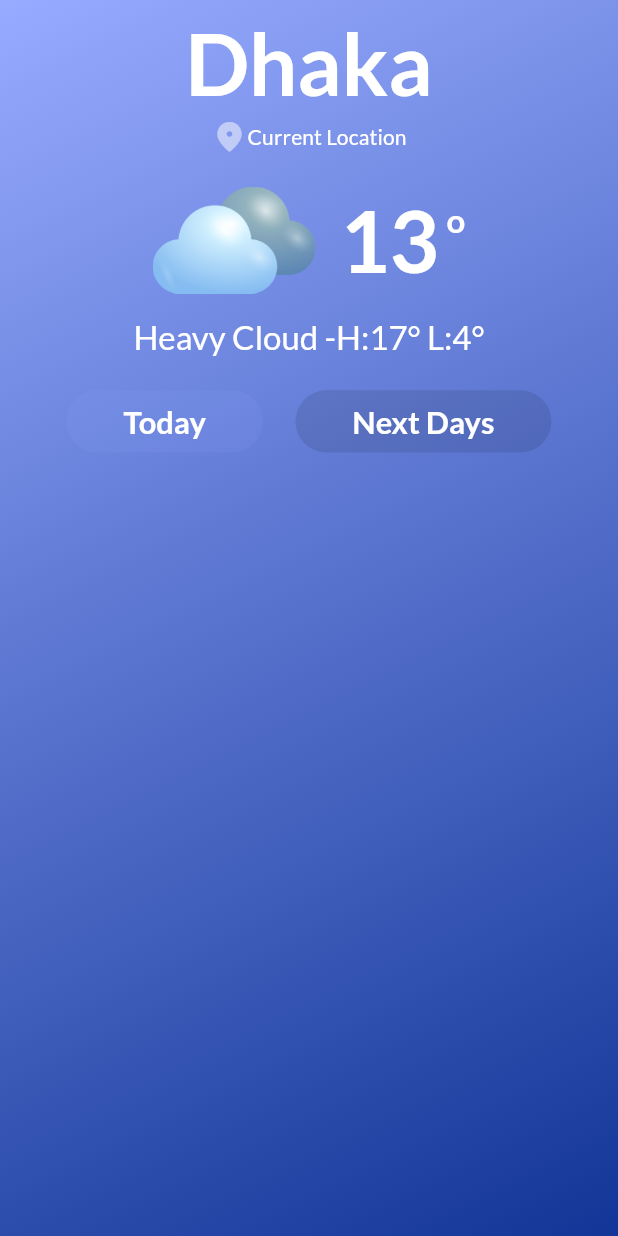
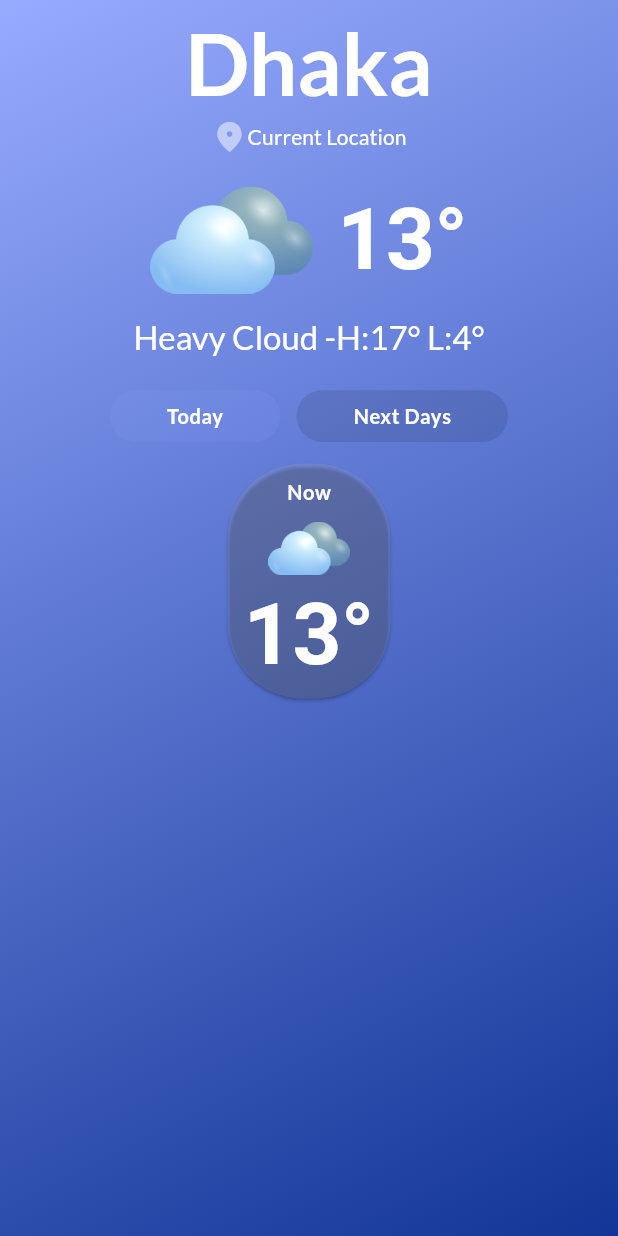
Before and after one commit to AAShayon/sf_weather, a Flutter app: the screen it shows after launch, on a phone screen of 412 x 824 dp. Run offline on Flutter 3.47's test engine with Material 3 defaults, Android fonts, the phone set to English and light mode, and no system bars; our stand-ins replace flutter_screenutil, google_fonts.

Commit message:
designed--fix temp degree symble and added card

```diff
--- a/lib/view/homepage/homepage.dart
+++ b/lib/view/homepage/homepage.dart
@@ -1,3 +1,4 @@
+import 'package:flutter/cupertino.dart';
 import 'package:flutter/material.dart';
 import 'package:flutter_screenutil/flutter_screenutil.dart';
 import 'package:google_fonts/google_fonts.dart';
@@ -6,6 +7,7 @@ import 'package:sf_weather/view/homepage/widgets/Location.dart';
 import 'package:sf_weather/view/homepage/widgets/button.dart';
 import 'package:sf_weather/view/homepage/widgets/days_information.dart';
 import 'package:sf_weather/view/homepage/widgets/temperature.dart';
+import 'package:sf_weather/view/homepage/widgets/temperature_with_o.dart';
 
 
 class Homepage extends StatefulWidget {
@@ -44,6 +46,32 @@ class _HomepageState extends State<Homepage> {
             MoreInformation(),
             SizedBox(height:20.h,),
             DaysButtonField(),
+            SizedBox(height:10.h ,),
+            SizedBox(
+              child: Card(
+                color: Colors.white.withOpacity(.1),
+                shape: RoundedRectangleBorder(borderRadius: BorderRadius.circular(50)),
+                child: Padding(
+                  padding: EdgeInsets.symmetric(vertical:10.h,horizontal: 10.w),
+                  child: Column(
+                    mainAxisAlignment: MainAxisAlignment.start,
+                    crossAxisAlignment: CrossAxisAlignment.center,
+                    children: [
+                      Text('Now',style: GoogleFonts.lato(
+                        textStyle: Theme.of(context).textTheme.bodySmall!.copyWith(color: Colors.white),
+                        fontWeight: FontWeight.w600,
+                        fontStyle: FontStyle.normal,
+                        fontSize: 13.sp,
+                      )),
+                      SizedBox(height: 2.5.h,),
+                      Image.asset('assets/heavycloud.png',width: 50.w,height:50.h,),
+                      TemperatureRead(temperature: '13',fontsize: 30,)
+                    ],
+                  ),
+                ),
+              ),
+            )
+
 
 
 
--- a/lib/view/homepage/widgets/button.dart
+++ b/lib/view/homepage/widgets/button.dart
@@ -24,10 +24,10 @@ class DayButton extends StatelessWidget {
           child: Padding(
             padding:EdgeInsets.symmetric(vertical:8.h,horizontal: 35.w),
             child: Text(text,style: GoogleFonts.lato(
-              textStyle: Theme.of(context).textTheme.displaySmall!.copyWith(color: Colors.white),
+              textStyle: Theme.of(context).textTheme.bodySmall!.copyWith(color: Colors.white),
               fontWeight: FontWeight.w600,
               fontStyle: FontStyle.normal,
-              fontSize: 20.sp,
+              fontSize: 13.sp,
             )),
           ),
         ),
--- a/lib/view/homepage/widgets/days_information.dart
+++ b/lib/view/homepage/widgets/days_information.dart
@@ -13,7 +13,7 @@ class DaysButtonField extends StatelessWidget {
       mainAxisAlignment: MainAxisAlignment.center,
       children: [
        DayButton(text: 'Today',color: AppColor.primaryColor, onTap: () {  },),
-        SizedBox(width: 20.w,),
+        SizedBox(width: 10.w,),
          DayButton(text: 'Next Days',color: Colors.black, onTap: () {  },),
       ],
     );
--- a/lib/view/homepage/widgets/temperature.dart
+++ b/lib/view/homepage/widgets/temperature.dart
@@ -1,6 +1,7 @@
 import 'package:flutter/material.dart';
 import 'package:flutter_screenutil/flutter_screenutil.dart';
 import 'package:google_fonts/google_fonts.dart';
+import 'package:sf_weather/view/homepage/widgets/temperature_with_o.dart';
 
 class TemperatureShowField extends StatelessWidget {
   const TemperatureShowField({
@@ -15,29 +16,14 @@ class TemperatureShowField extends StatelessWidget {
         children: [
           Image.asset('assets/heavycloud.png',width: 100.w,height:100.h,),
           SizedBox(width: 15.w,),
-          Row(
-            crossAxisAlignment: CrossAxisAlignment.start,
-            children: [
-              Text('13',style: GoogleFonts.lato(
-                  textStyle: Theme.of(context).textTheme.displayLarge!.copyWith(color: Colors.white),
-                  fontWeight: FontWeight.w700,
-                  fontStyle: FontStyle.normal
-              ),),
-              Padding(
-                padding: EdgeInsets.only(top:5.h,left: 5.w),
-                child: Text('o',style: GoogleFonts.lato(
-                  textStyle:Theme.of(context).textTheme.titleLarge!.copyWith(color: Colors.white),
-                  fontStyle:FontStyle.normal,
-                  fontWeight: FontWeight.bold,
-                )),
-              ),
-            ],
-          ),
+        TemperatureRead(temperature: '13', fontsize: 80,),
         ],
       ),
     );
   }
 }
+
+
 
 class MoreInformation extends StatelessWidget {
   const MoreInformation({
--- /dev/null
+++ b/lib/view/homepage/widgets/temperature_with_o.dart
@@ -0,0 +1,25 @@
+import 'package:flutter/material.dart';
+import 'package:flutter_screenutil/flutter_screenutil.dart';
+import 'package:google_fonts/google_fonts.dart';
+
+class TemperatureRead extends StatelessWidget {
+  const TemperatureRead({
+    super.key, required this.temperature, required this.fontsize,
+  });
+  final String temperature;
+  final double fontsize;
+
+  @override
+  Widget build(BuildContext context) {
+    return SizedBox(
+      child:RichText(text:TextSpan(
+        text: temperature,style: Theme.of(context).textTheme.displayLarge!.copyWith(color: Colors.white,fontWeight: FontWeight.w700,
+        fontStyle: FontStyle.normal),
+        children: const<TextSpan>[
+          TextSpan(text: '°')
+        ]
+      ))
+
+    );
+  }
+}
--- a/pubspec.yaml
+++ b/pubspec.yaml
@@ -38,6 +38,7 @@ dependencies:
   flutter_screenutil: ^5.9.0
   google_fonts: ^6.2.1
   path_provider: ^2.1.3
+  font_awesome_flutter: ^10.7.0
 
 dev_dependencies:
   flutter_test:
```
Also changed, not shown: pubspec.lock.
